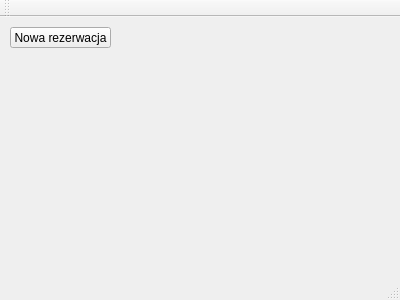
First picture: the form in src/ui/MainWindow.ui, repository Skwara/HoteleADC, before the edit.
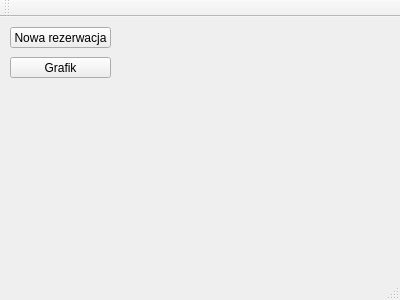
Second picture: the form after the edit.

Commit message: Added Schedule view DatabaseHandler as singleton

Diff of the .ui file:
```diff
--- a/src/ui/MainWindow.ui
+++ b/src/ui/MainWindow.ui
@@ -27,6 +27,19 @@
      <string>Nowa rezerwacja</string>
     </property>
    </widget>
+   <widget class="QPushButton" name="scheduleButton">
+    <property name="geometry">
+     <rect>
+      <x>10</x>
+      <y>40</y>
+      <width>101</width>
+      <height>21</height>
+     </rect>
+    </property>
+    <property name="text">
+     <string>Grafik</string>
+    </property>
+   </widget>
   </widget>
   <widget class="QMenuBar" name="menuBar">
    <property name="geometry">
```
Left out of the diff: 2 changed lines with no effect on the pictures. The commit also changes 16 other files.
